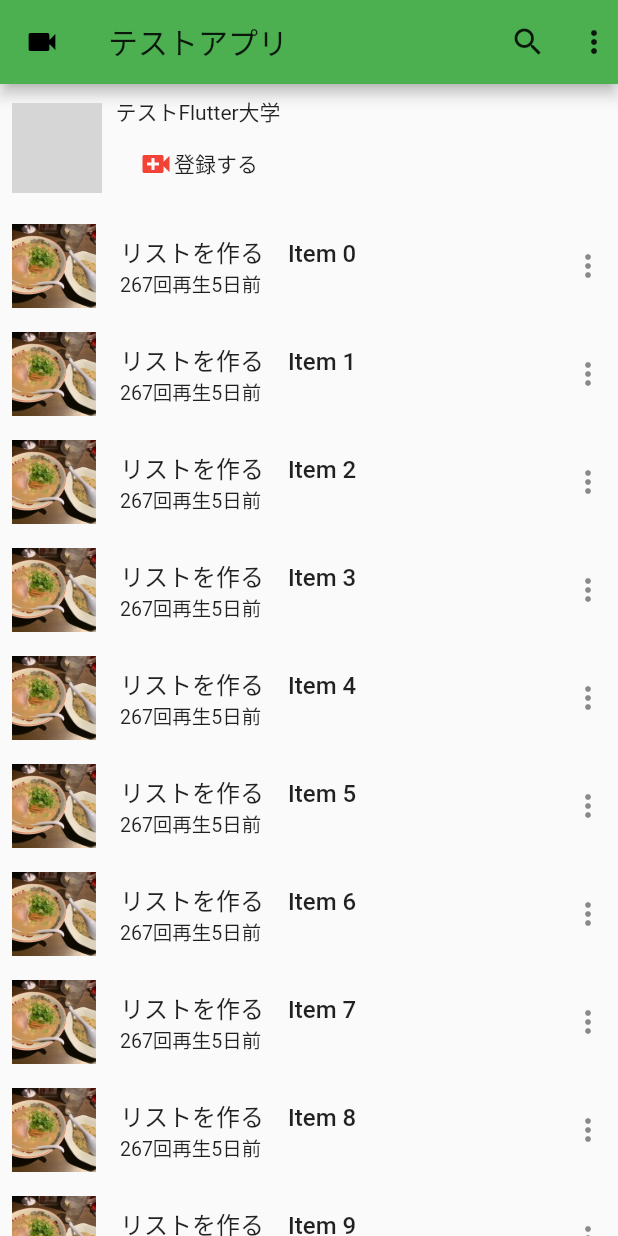
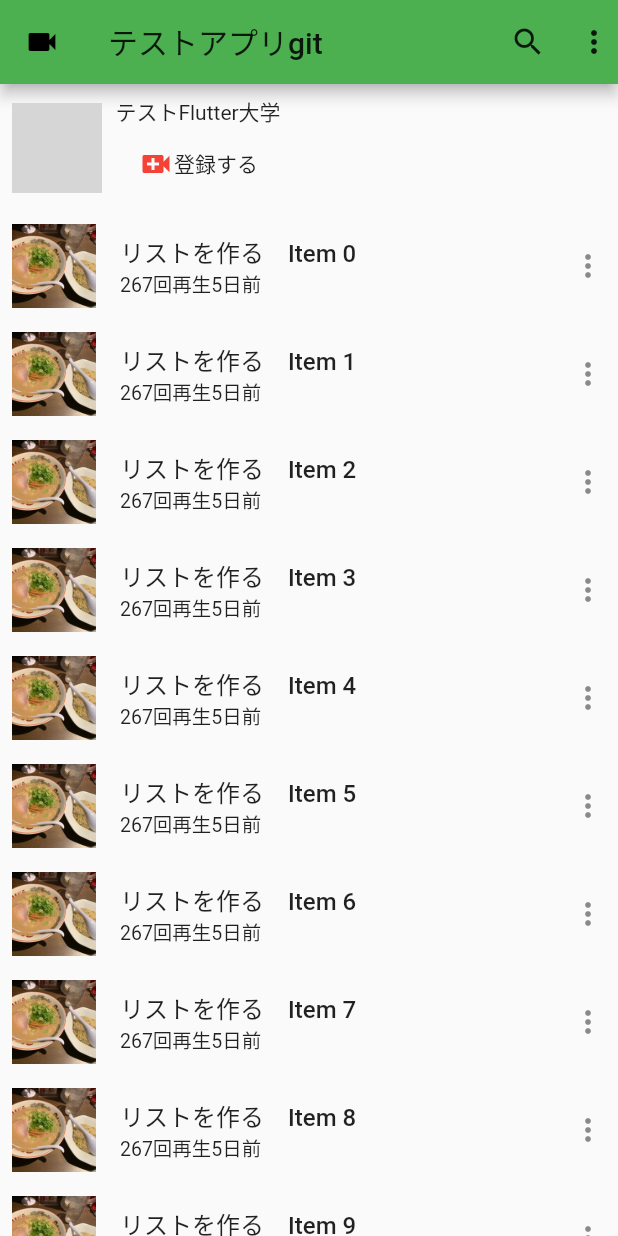
Before and after one commit to totsukaka/testflutter1, a Flutter app: the screen it shows after launch, on a phone screen of 412 x 824 dp. Run offline on Flutter 3.47's test engine with Material 2 defaults, Android fonts, the phone set to English and light mode, and no system bars; network calls fail; grey boxes are pictures that could not be loaded.

Commit message:
third commit

```diff
--- a/lib/main.dart
+++ b/lib/main.dart
@@ -17,7 +17,7 @@ class MyApp extends StatelessWidget {
           centerTitle: false,
           leading: Icon(Icons.videocam),
           title: const Text(
-            'テストアプリ',
+            'テストアプリgit',
           ),
           backgroundColor: Colors.green,
           actions: [
```
